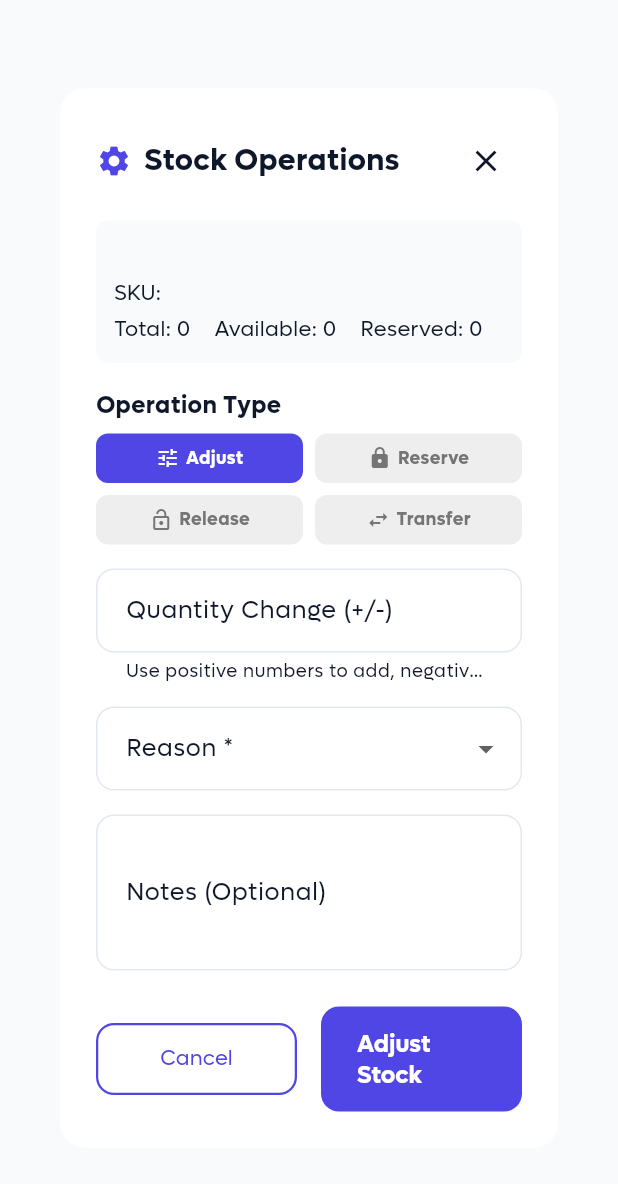
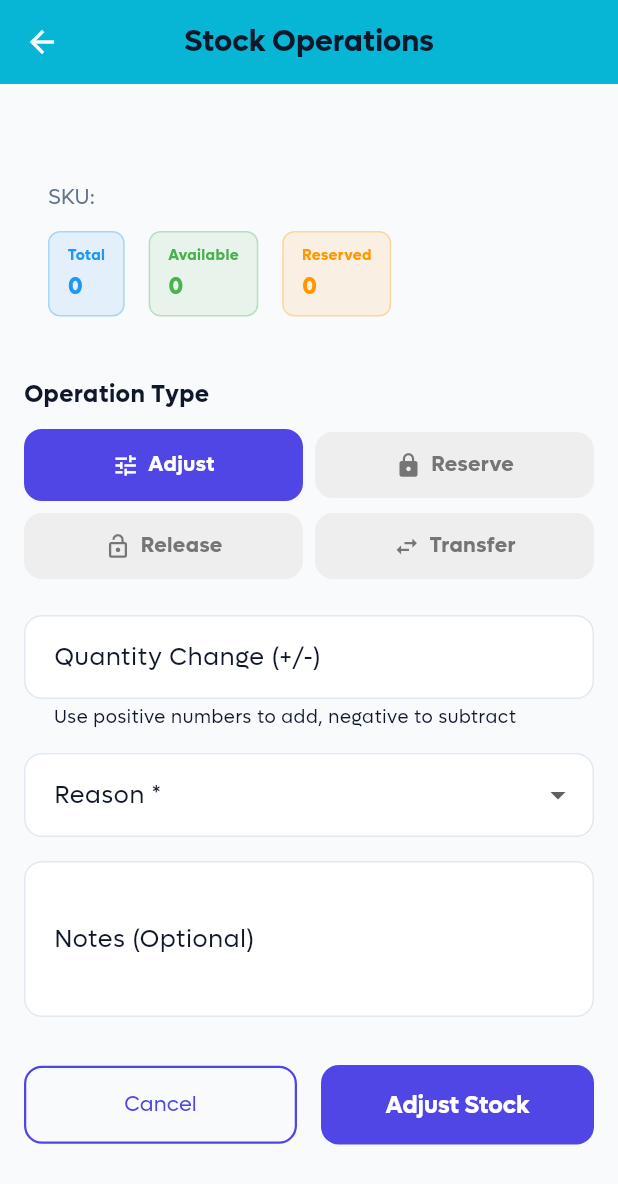
Before and after one commit to ZulfukorPerdeshov/symphony_erm_app, a Flutter app: the StockOperationsDialog screen opened directly with empty values, on a phone screen of 412 x 824 dp. Shown: the top 1184 px of the screen. Run offline on Flutter 3.47's test engine with Material 3 defaults, Android fonts, the phone set to English and light mode, and no system bars; our stand-ins replace dio, fl_chart, flutter_secure_storage, shared_preferences; accounts and stored records are empty.

Commit message:
fixed stock details and operations design issues

```diff
--- a/lib/widgets/stock_operations_dialog.dart
+++ b/lib/widgets/stock_operations_dialog.dart
@@ -224,42 +224,25 @@ class _StockOperationsDialogState extends State<StockOperationsDialog> {
 
   @override
   Widget build(BuildContext context) {
-    return Dialog(
-      shape: RoundedRectangleBorder(borderRadius: BorderRadius.circular(16)),
-      child: Container(
-        padding: const EdgeInsets.all(24),
+    return Scaffold(
+      appBar: AppBar(
+        title: const Text('Stock Operations'),
+        backgroundColor: const Color(AppColors.accentCyan),
+        foregroundColor: Colors.white,
+      ),
+      body: SingleChildScrollView(
+        child: Padding(
+          padding: const EdgeInsets.all(16),
           child: Column(
-          mainAxisSize: MainAxisSize.min,
             crossAxisAlignment: CrossAxisAlignment.start,
             children: [
-            // Header
-            Row(
-              children: [
-                const Icon(Icons.settings, color: Color(AppColors.primaryIndigo)),
-                const SizedBox(width: 8),
-                Text(
-                  'Stock Operations',
-                  style: const TextStyle(
-                    fontSize: 20,
-                    fontWeight: FontWeight.bold,
-                    color: Color(AppColors.textPrimary),
-                  ),
-                ),
-                const Spacer(),
-                IconButton(
-                  onPressed: () => Navigator.of(context).pop(),
-                  icon: const Icon(Icons.close),
-                ),
-              ],
-            ),
-            const SizedBox(height: 16),
 
               // Product Info
               Container(
-              padding: const EdgeInsets.all(12),
+                padding: const EdgeInsets.all(16),
                 decoration: BoxDecoration(
                   color: const Color(AppColors.backgroundLight),
-                borderRadius: BorderRadius.circular(8),
+                  borderRadius: BorderRadius.circular(12),
                 ),
                 child: Column(
                   crossAxisAlignment: CrossAxisAlignment.start,
@@ -267,37 +250,43 @@ class _StockOperationsDialogState extends State<StockOperationsDialog> {
                     Text(
                       widget.stockItem.productName,
                       style: const TextStyle(
-                      fontSize: 16,
+                        fontSize: 18,
                         fontWeight: FontWeight.bold,
                       ),
                     ),
-                  const SizedBox(height: 4),
-                  Text('SKU: ${widget.stockItem.sku}'),
-                  const SizedBox(height: 4),
-                  Row(
+                    const SizedBox(height: 8),
+                    Text(
+                      'SKU: ${widget.stockItem.sku}',
+                      style: const TextStyle(
+                        fontSize: 14,
+                        color: Color(AppColors.textSecondary),
+                      ),
+                    ),
+                    const SizedBox(height: 12),
+                    Wrap(
+                      spacing: 16,
+                      runSpacing: 8,
                       children: [
-                      Text('Total: ${widget.stockItem.quantity}'),
-                      const SizedBox(width: 16),
-                      Text('Available: ${widget.stockItem.availableQuantity}'),
-                      const SizedBox(width: 16),
-                      Text('Reserved: ${widget.stockItem.reservedQuantity}'),
+                        _buildInfoBadge('Total', '${widget.stockItem.quantity}', Colors.blue),
+                        _buildInfoBadge('Available', '${widget.stockItem.availableQuantity}', Colors.green),
+                        _buildInfoBadge('Reserved', '${widget.stockItem.reservedQuantity}', Colors.orange),
                       ],
                     ),
                   ],
                 ),
               ),
-            const SizedBox(height: 16),
+              const SizedBox(height: 24),
 
               // Operation Type Selection
-            Text(
+              const Text(
                 'Operation Type',
-              style: const TextStyle(
+                style: TextStyle(
                   fontSize: 16,
                   fontWeight: FontWeight.w600,
                   color: Color(AppColors.textPrimary),
                 ),
               ),
-            const SizedBox(height: 8),
+              const SizedBox(height: 12),
               Row(
                 children: [
                   Expanded(
@@ -321,7 +310,7 @@ class _StockOperationsDialogState extends State<StockOperationsDialog> {
                   ),
                 ],
               ),
-            const SizedBox(height: 16),
+              const SizedBox(height: 24),
 
               // Quantity Input
               TextField(
@@ -329,7 +318,7 @@ class _StockOperationsDialogState extends State<StockOperationsDialog> {
                 keyboardType: TextInputType.number,
                 decoration: InputDecoration(
                   labelText: _quantityLabel,
-                border: OutlineInputBorder(borderRadius: BorderRadius.circular(8)),
+                  border: OutlineInputBorder(borderRadius: BorderRadius.circular(12)),
                   helperText: _selectedOperation == StockOperationType.adjust
                       ? 'Use positive numbers to add, negative to subtract'
                       : 'Max: $_maxQuantity',
@@ -339,17 +328,21 @@ class _StockOperationsDialogState extends State<StockOperationsDialog> {
 
               // Reason Selection
               DropdownButtonFormField<String>(
-              value: _reasonController.text.isEmpty ? null : _reasonController.text,
+                value: _reasonController.text.isEmpty || !_currentReasons.contains(_reasonController.text)
+                    ? null
+                    : _reasonController.text,
                 decoration: InputDecoration(
                   labelText: 'Reason *',
-                border: OutlineInputBorder(borderRadius: BorderRadius.circular(8)),
+                  border: OutlineInputBorder(borderRadius: BorderRadius.circular(12)),
                 ),
                 items: _currentReasons.map((reason) {
                   return DropdownMenuItem(value: reason, child: Text(reason));
                 }).toList(),
                 onChanged: (value) {
                   if (value != null) {
+                    setState(() {
                       _reasonController.text = value;
+                    });
                   }
                 },
               ),
@@ -361,7 +354,7 @@ class _StockOperationsDialogState extends State<StockOperationsDialog> {
                   value: _selectedWarehouseId,
                   decoration: InputDecoration(
                     labelText: 'Destination Warehouse *',
-                  border: OutlineInputBorder(borderRadius: BorderRadius.circular(8)),
+                    border: OutlineInputBorder(borderRadius: BorderRadius.circular(12)),
                   ),
                   items: widget.warehouses
                       .where((w) => w.id != widget.stockItem.warehouseId && w.isActive)
@@ -384,10 +377,10 @@ class _StockOperationsDialogState extends State<StockOperationsDialog> {
                 maxLines: 3,
                 decoration: InputDecoration(
                   labelText: 'Notes (Optional)',
-                border: OutlineInputBorder(borderRadius: BorderRadius.circular(8)),
+                  border: OutlineInputBorder(borderRadius: BorderRadius.circular(12)),
                 ),
               ),
-            const SizedBox(height: 24),
+              const SizedBox(height: 32),
 
               // Action Buttons
               Row(
@@ -395,6 +388,9 @@ class _StockOperationsDialogState extends State<StockOperationsDialog> {
                   Expanded(
                     child: OutlinedButton(
                       onPressed: () => Navigator.of(context).pop(),
+                      style: OutlinedButton.styleFrom(
+                        padding: const EdgeInsets.symmetric(vertical: 16),
+                      ),
                       child: const Text('Cancel'),
                     ),
                   ),
@@ -405,6 +401,7 @@ class _StockOperationsDialogState extends State<StockOperationsDialog> {
                       style: ElevatedButton.styleFrom(
                         backgroundColor: const Color(AppColors.primaryIndigo),
                         foregroundColor: Colors.white,
+                        padding: const EdgeInsets.symmetric(vertical: 16),
                       ),
                       child: _isLoading
                           ? const SizedBox(
@@ -420,6 +417,44 @@ class _StockOperationsDialogState extends State<StockOperationsDialog> {
                   ),
                 ],
               ),
+              const SizedBox(height: 16),
+            ],
+          ),
+        ),
+      ),
+    );
+  }
+
+  Widget _buildInfoBadge(String label, String value, Color color) {
+    return IntrinsicWidth(
+      child: Container(
+        padding: const EdgeInsets.symmetric(horizontal: 12, vertical: 8),
+        decoration: BoxDecoration(
+          color: color.withValues(alpha: 0.1),
+          borderRadius: BorderRadius.circular(8),
+          border: Border.all(color: color.withValues(alpha: 0.3)),
+        ),
+        child: Column(
+          crossAxisAlignment: CrossAxisAlignment.start,
+          mainAxisSize: MainAxisSize.min,
+          children: [
+            Text(
+              label,
+              style: TextStyle(
+                fontSize: 10,
+                fontWeight: FontWeight.w600,
+                color: color,
+              ),
+            ),
+            const SizedBox(height: 2),
+            Text(
+              value,
+              style: TextStyle(
+                fontSize: 16,
+                fontWeight: FontWeight.bold,
+                color: color,
+              ),
+            ),
           ],
         ),
       ),
@@ -429,30 +464,43 @@ class _StockOperationsDialogState extends State<StockOperationsDialog> {
   Widget _buildOperationChip(StockOperationType type, String label, IconData icon) {
     final isSelected = _selectedOperation == type;
     return GestureDetector(
-      onTap: () => setState(() => _selectedOperation = type),
+      onTap: () {
+        setState(() {
+          _selectedOperation = type;
+          // Clear reason when operation type changes
+          _reasonController.clear();
+        });
+      },
       child: Container(
-        padding: const EdgeInsets.symmetric(vertical: 8, horizontal: 12),
+        padding: const EdgeInsets.symmetric(vertical: 12, horizontal: 12),
         decoration: BoxDecoration(
           color: isSelected
               ? const Color(AppColors.primaryIndigo)
               : Colors.grey.shade200,
-          borderRadius: BorderRadius.circular(8),
+          borderRadius: BorderRadius.circular(12),
+          border: isSelected
+              ? Border.all(color: const Color(AppColors.primaryIndigo), width: 2)
+              : null,
         ),
         child: Row(
           mainAxisAlignment: MainAxisAlignment.center,
+          mainAxisSize: MainAxisSize.min,
           children: [
             Icon(
               icon,
-              size: 16,
+              size: 18,
               color: isSelected ? Colors.white : Colors.grey.shade600,
             ),
-            const SizedBox(width: 4),
-            Text(
+            const SizedBox(width: 6),
+            Flexible(
+              child: Text(
                 label,
                 style: TextStyle(
-                fontSize: 12,
+                  fontSize: 14,
                   fontWeight: FontWeight.w600,
                   color: isSelected ? Colors.white : Colors.grey.shade600,
+                ),
+                overflow: TextOverflow.ellipsis,
               ),
             ),
           ],
```
Also changed, not shown: lib/screens/warehouse/warehouse_details_screen.dart (+17 -9 lines), lib/widgets/raw_material_operations_dialog.dart (+104 -57 lines), package-lock.json (added), pubspec.lock, 10 other files. Lines whose indentation alone changed are shown as unchanged.
